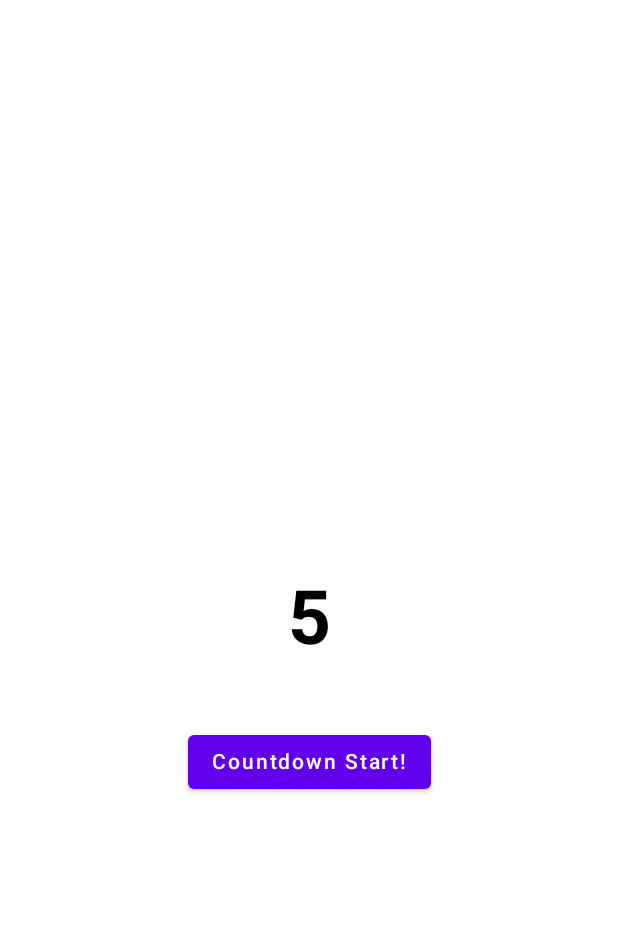
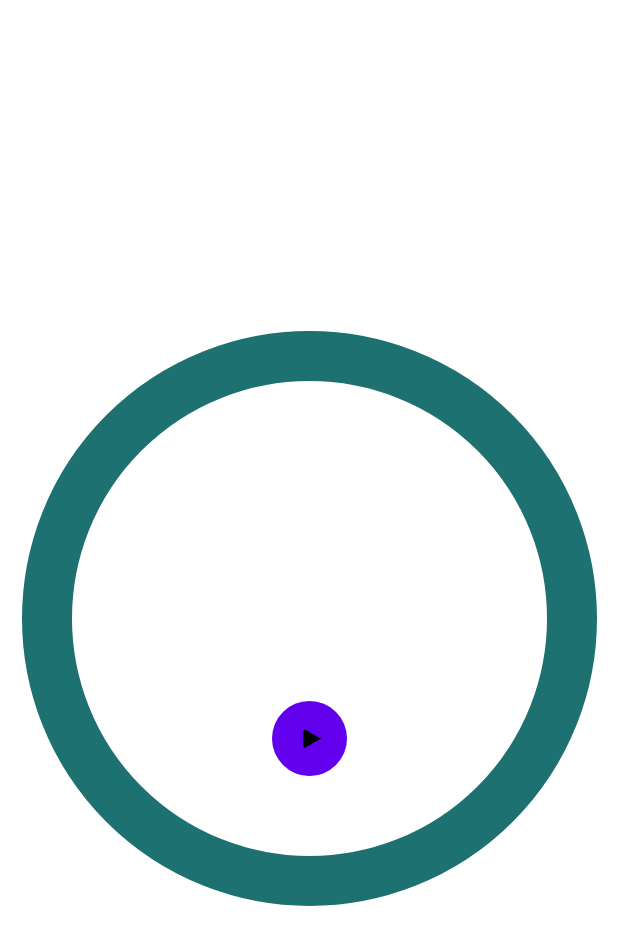
Before and after one commit to RugerMcCarthy/CountdownTimerCompose, an Android app built with Jetpack Compose: the composable CountdownTimerLayout shown on its own in the app's theme, on a phone screen of 412 x 824 dp. Shown: the top 945 px of the screen. Run offline under Robolectric (Android 15) with nearby library versions, the phone set to English and light mode, and no system bars; 1 statement that could not run was skipped.

Commit message:
opt: optimize countdown animate

```diff
--- a/app/src/main/java/com/example/androiddevchallenge/MainActivity.kt
+++ b/app/src/main/java/com/example/androiddevchallenge/MainActivity.kt
@@ -21,8 +21,6 @@ import androidx.appcompat.app.AppCompatActivity
 import androidx.compose.material.Scaffold
 import androidx.compose.material.Text
 import androidx.compose.material.TopAppBar
-import androidx.compose.runtime.Composable
-import androidx.compose.ui.tooling.preview.Preview
 import com.example.androiddevchallenge.ui.CountdownTimerLayout
 import com.example.androiddevchallenge.ui.theme.MyTheme
 
@@ -30,7 +28,7 @@ class MainActivity : AppCompatActivity() {
     override fun onCreate(savedInstanceState: Bundle?) {
         super.onCreate(savedInstanceState)
         setContent {
-            MyTheme {
+            MyTheme(true) {
                 Scaffold(
                     topBar = {
                         TopAppBar(
@@ -38,11 +36,9 @@ class MainActivity : AppCompatActivity() {
                                 Text("Countdown Timer")
                             }
                         )
-                    },
-                    bottomBar = {
-                        CountdownTimerLayout()
                     }
                 ) {
+                    CountdownTimerLayout()
                 }
             }
         }
--- a/app/src/main/java/com/example/androiddevchallenge/ui/CountdownTimer.kt
+++ b/app/src/main/java/com/example/androiddevchallenge/ui/CountdownTimer.kt
@@ -15,16 +15,17 @@
  */
 package com.example.androiddevchallenge.ui
 
-import android.util.Log
 import androidx.compose.animation.core.Animatable
-import androidx.compose.animation.core.animate
 import androidx.compose.animation.core.tween
 import androidx.compose.foundation.Canvas
-import androidx.compose.foundation.clickable
-import androidx.compose.foundation.layout.*
+import androidx.compose.foundation.Image
+import androidx.compose.foundation.layout.Box
+import androidx.compose.foundation.layout.fillMaxSize
+import androidx.compose.foundation.layout.offset
+import androidx.compose.foundation.layout.padding
+import androidx.compose.foundation.layout.size
+import androidx.compose.foundation.shape.RoundedCornerShape
 import androidx.compose.foundation.text.BasicTextField
-import androidx.compose.foundation.text.KeyboardActions
-import androidx.compose.foundation.text.KeyboardOptions
 import androidx.compose.material.Button
 import androidx.compose.material.Scaffold
 import androidx.compose.material.Text
@@ -37,32 +38,27 @@ import androidx.compose.runtime.remember
 import androidx.compose.runtime.setValue
 import androidx.compose.ui.Alignment
 import androidx.compose.ui.Modifier
+import androidx.compose.ui.draw.clip
 import androidx.compose.ui.focus.isFocused
 import androidx.compose.ui.focus.onFocusChanged
-import androidx.compose.ui.geometry.CornerRadius
+import androidx.compose.ui.geometry.Offset
 import androidx.compose.ui.graphics.Color
+import androidx.compose.ui.graphics.StrokeCap
 import androidx.compose.ui.graphics.drawscope.Stroke
 import androidx.compose.ui.graphics.graphicsLayer
-import androidx.compose.ui.semantics.contentDescription
-import androidx.compose.ui.semantics.SemanticsPropertyKey
-import androidx.compose.ui.semantics.SemanticsPropertyReceiver
-import androidx.compose.ui.semantics.semantics
+import androidx.compose.ui.res.painterResource
 import androidx.compose.ui.text.TextStyle
 import androidx.compose.ui.text.font.FontWeight
-import androidx.compose.ui.text.input.ImeAction
-import androidx.compose.ui.text.input.KeyboardType
 import androidx.compose.ui.text.style.TextAlign
 import androidx.compose.ui.tooling.preview.Preview
 import androidx.compose.ui.unit.dp
 import androidx.compose.ui.unit.sp
 import androidx.core.text.isDigitsOnly
+import com.example.androiddevchallenge.R
 import com.example.androiddevchallenge.ui.theme.MyTheme
-import kotlinx.coroutines.CoroutineScope
+import kotlinx.coroutines.GlobalScope
 import kotlinx.coroutines.joinAll
 import kotlinx.coroutines.launch
-
-val KeyboardShownKey = SemanticsPropertyKey<Boolean>("KeyboardShownKey")
-var SemanticsPropertyReceiver.keyboardShownProperty by KeyboardShownKey
 
 @Composable
 fun CountdownTimerLayout() {
@@ -75,7 +71,8 @@ fun CountdownTimerLayout() {
     var startBtnEnabled by remember { mutableStateOf(true) }
     var textScale = remember { Animatable(1f) }
     var isFocus by remember { mutableStateOf(false) }
-    val fontSize = 50.sp
+    var sweepAngle = remember { Animatable(0f) }
+    var fontSize by remember { mutableStateOf(50.sp) }
     LaunchedEffect(isFocus) {
         if (isFocus) {
             textOffset.animateTo(-100.dp.value, animationSpec = tween(500))
@@ -85,6 +82,9 @@ fun CountdownTimerLayout() {
     }
     LaunchedEffect(isStart) {
         if (isStart) {
+            launch {
+                sweepAngle.animateTo(360f, animationSpec = tween(currentNum * 1000))
+            }
             while (currentNum >= 1) {
                 var fadeOutTextScale = launch {
                     textScale.animateTo(2f, animationSpec = tween(500))
@@ -106,6 +106,7 @@ fun CountdownTimerLayout() {
                 currentNumStr = currentNum.toString()
                 when (currentNum) {
                     1 -> {
+                        fontSize = 30.sp
                         currentNumStr = "Compose🎉️"
                     }
                 }
@@ -117,13 +118,25 @@ fun CountdownTimerLayout() {
             isStart = false
         }
     }
-    Box(Modifier.fillMaxSize().offset(y = textOffset.value.dp), contentAlignment = Alignment.Center) {
-        Box(modifier = Modifier.size(300.dp), contentAlignment = Alignment.Center) {
+    Box(
+        Modifier
+            .fillMaxSize()
+            .offset(y = textOffset.value.dp),
+        contentAlignment = Alignment.Center
+    ) {
+        Box(modifier = Modifier.size(350.dp), contentAlignment = Alignment.Center) {
             Canvas(modifier = Modifier.fillMaxSize()) {
-                drawRoundRect(
-                    Color(0x1E7171),
-                    cornerRadius = CornerRadius(100f, 100f),
-                    style = Stroke(width = 20.dp.value)
+                drawCircle(
+                    color = Color(0xFF1E7171),
+                    center = Offset(drawContext.size.width / 2f, drawContext.size.height / 2f),
+                    style = Stroke(width = 50.dp.value)
+                )
+                drawArc(
+                    color = Color(0xFF3BDCCE),
+                    startAngle = -90f,
+                    sweepAngle = sweepAngle.value,
+                    useCenter = false,
+                    style = Stroke(width = 50.dp.value, cap = StrokeCap.Round)
                 )
             }
             BasicTextField(
@@ -138,6 +151,7 @@ fun CountdownTimerLayout() {
                     fontSize = fontSize,
                     fontWeight = FontWeight.Bold,
                     textAlign = TextAlign.Center,
+                    color = Color.White
                 ),
                 modifier = Modifier
                     .graphicsLayer(
@@ -148,7 +162,11 @@ fun CountdownTimerLayout() {
                     .onFocusChanged {
                         isFocus = it.isFocused
                         if (it.isFocused) {
+                            GlobalScope.launch {
+                                sweepAngle.animateTo(0f, tween(1000))
+                            }
                             if (currentNumStr == "Compose\uD83C\uDF89️") {
+                                fontSize = 50.sp
                                 currentNumStr = "1"
                             }
                         } else {
@@ -168,9 +186,22 @@ fun CountdownTimerLayout() {
                 enabled = startBtnEnabled,
                 modifier = Modifier
                     .align(Alignment.BottomCenter)
-                    .padding(30.dp)
+                    .padding(70.dp)
+                    .size(50.dp)
+                    .clip(RoundedCornerShape(25.dp))
             ) {
-                Text("Countdown Start!")
+                if (!isStart) {
+                    Image(
+                        painter = painterResource(id = R.drawable.countdown_start),
+                        contentDescription = "Start",
+                        modifier = Modifier.padding(start = 3.dp)
+                    )
+                } else {
+                    Image(
+                        painter = painterResource(id = R.drawable.countdown_stop),
+                        contentDescription = "Top"
+                    )
+                }
             }
         }
     }
```
Also changed, not shown: app/src/main/res/drawable-v24/ic_launcher_foreground.xml (line endings or trailing spaces), app/src/main/res/drawable/countdown_start.png (added), app/src/main/res/drawable/countdown_stop.png (added), 3 other files.
